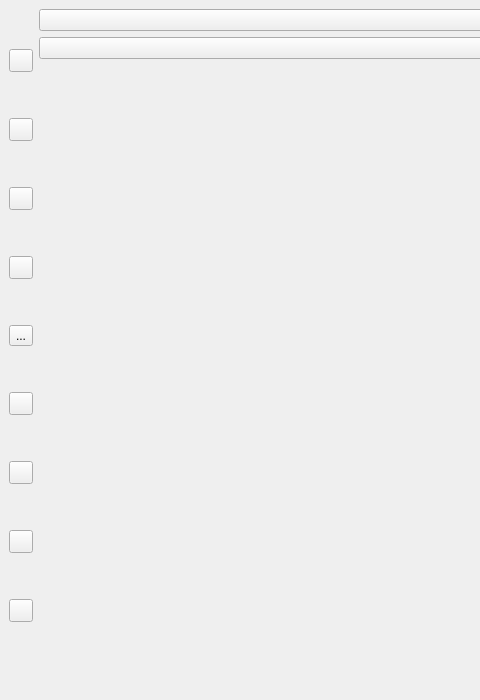
First picture: the form in mainwindow.ui, repository arcreane/gimpsep-aspegix-et-grodebilix, before the edit; both pictures show x 0 to 480 and y 0 to 700 of the 1000 by 700 pixel window.
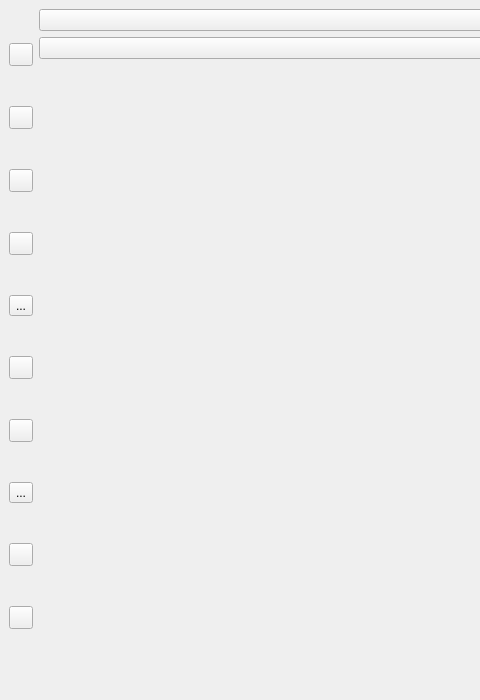
Second picture: the form after the edit. Icons and pictures are not drawn.

Commit message: Color tracker de Eric (avec version GUI)

Diff of the .ui file:
```diff
--- a/mainwindow.ui
+++ b/mainwindow.ui
@@ -105,6 +105,19 @@
         </property>
        </widget>
       </item>
+      <item>
+       <widget class="QToolButton" name="colorTrackerButton">
+        <property name="toolTip">
+         <string>Color tracker</string>
+        </property>
+        <property name="text">
+         <string>...</string>
+        </property>
+        <property name="icon">
+         <iconset theme="QIcon::ThemeIcon::ZoomFitBest"/>
+        </property>
+       </widget>
+      </item>
       <item>
        <widget class="QToolButton" name="faceDetectionButton">
         <property name="toolTip">
```
The commit also changes 4 other files.
